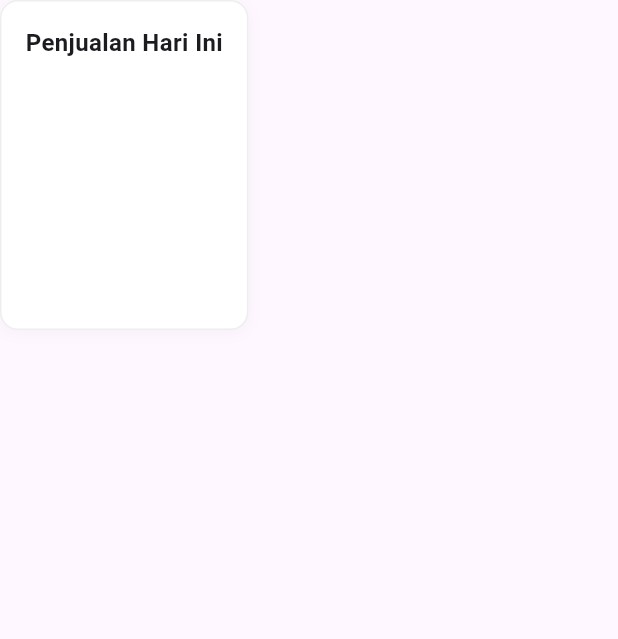
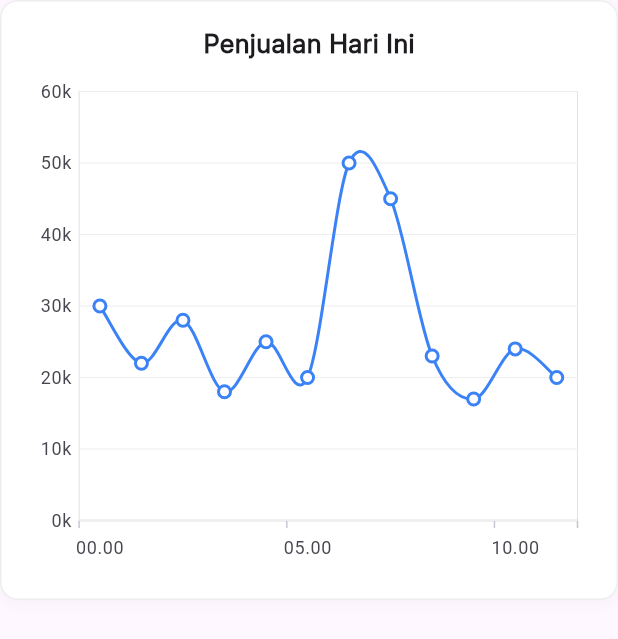
Before and after one commit to Meko-App/meko-poin, a Flutter app: the CardPenjualan widget shown alone on an empty page, opened directly, on a phone screen of 412 x 824 dp. Shown: the top 639 px of the screen. Run offline on Flutter 3.47's test engine with Material 3 defaults, Android fonts, the phone set to English and light mode, and no system bars; our stand-ins replace sqflite_common_ffi, syncfusion_flutter_charts; missing offline and left inert: window_manager; accounts and stored records are empty.

Commit message:
ui:dashboard card penjualan

```diff
--- a/lib/views/Dashboard/components/card/card_penjualan.dart
+++ b/lib/views/Dashboard/components/card/card_penjualan.dart
@@ -1,13 +1,37 @@
 import 'package:flutter/material.dart';
+import 'package:syncfusion_flutter_charts/charts.dart';
+
+class SalesData {
+  final String time;
+  final double sales;
+  final double change;
+
+  SalesData(this.time, this.sales, this.change);
+}
 
 class CardPenjualan extends StatelessWidget {
   const CardPenjualan({super.key});
 
   @override
   Widget build(BuildContext context) {
+    final List<SalesData> chartData = [
+      SalesData("00.00", 30000, 0),
+      SalesData("01.00", 22000, 0),
+      SalesData("02.00", 28000, 0),
+      SalesData("03.00", 18000, 0),
+      SalesData("04.00", 25000, 0),
+      SalesData("05.00", 20000, 0),
+      SalesData("06.00", 50000, 24), // Contoh dengan tooltip spesial
+      SalesData("07.00", 45000, 0),
+      SalesData("08.00", 23000, 0),
+      SalesData("09.00", 17000, 0),
+      SalesData("10.00", 24000, 0),
+      SalesData("11.00", 20000, 0),
+    ];
+
     return Container(
       padding: const EdgeInsets.all(16),
-      height: 220,
+      height: 400,
       decoration: BoxDecoration(
         color: Colors.white,
         borderRadius: BorderRadius.circular(12),
@@ -20,9 +44,115 @@ class CardPenjualan extends StatelessWidget {
           )
         ],
       ),
-      child: Text(
-        "Penjualan Hari Ini",
-        style: const TextStyle(fontSize: 16, fontWeight: FontWeight.bold),
+      child: Column(
+        crossAxisAlignment: CrossAxisAlignment.start,
+        children: [
+          const Center(
+            child: Text(
+              'Penjualan Hari Ini',
+              style: TextStyle(
+                fontWeight: FontWeight.w600,
+                fontSize: 17,
+                fontFamily: 'Inter',
+              ),
+            ),
+          ),
+          const SizedBox(height: 10),
+          Expanded(
+            child: SfCartesianChart(
+              tooltipBehavior: TooltipBehavior(
+                enable: true,
+                builder: (dynamic data, dynamic point, dynamic series,
+                    int pointIndex, int seriesIndex) {
+                  final SalesData sales = data;
+                  return Container(
+                    padding: const EdgeInsets.all(12),
+                    decoration: BoxDecoration(
+                      color: Colors.white,
+                      borderRadius: BorderRadius.circular(5),
+                      boxShadow: [
+                        BoxShadow(
+                          color: Colors.black.withOpacity(0.15),
+                          blurRadius: 10,
+                          offset: const Offset(0, 4),
+                        ),
+                      ],
+                    ),
+                    width: 160,
+                    child: Column(
+                      crossAxisAlignment: CrossAxisAlignment.start,
+                      mainAxisSize: MainAxisSize.min,
+                      children: [
+                        Text(
+                          "${sales.time}, Sales",
+                          style:
+                              const TextStyle(fontSize: 12, color: Colors.grey),
+                        ),
+                        const SizedBox(height: 6),
+                        Row(
+                          crossAxisAlignment: CrossAxisAlignment.center,
+                          children: [
+                            Expanded(
+                              child: Text(
+                                "Rp${sales.sales.toStringAsFixed(0).replaceAllMapped(RegExp(r'(\d{1,3})(?=(\d{3})+(?!\d))'), (m) => '${m[1]}.')}",
+                                style: const TextStyle(
+                                  fontSize: 15,
+                                  fontWeight: FontWeight.bold,
+                                  color: Colors.black87,
+                                ),
+                              ),
+                            ),
+                            if (sales.change != 0)
+                              Container(
+                                padding: const EdgeInsets.symmetric(
+                                    horizontal: 6, vertical: 3),
+                                decoration: BoxDecoration(
+                                  color: sales.change > 0
+                                      ? Colors.green[50]
+                                      : Colors.red[50],
+                                  borderRadius: BorderRadius.circular(20),
+                                ),
+                                child: Text(
+                                  "${sales.change > 0 ? '+' : ''}${sales.change.toStringAsFixed(0)}%",
+                                  style: TextStyle(
+                                    fontSize: 11,
+                                    color: sales.change > 0
+                                        ? Colors.green
+                                        : Colors.red,
+                                    fontWeight: FontWeight.bold,
+                                  ),
+                                ),
+                              ),
+                          ],
+                        ),
+                      ],
+                    ),
+                  );
+                },
+              ),
+              primaryXAxis: CategoryAxis(
+                majorGridLines: const MajorGridLines(width: 0),
+              ),
+              primaryYAxis: NumericAxis(
+                labelFormat: '{value}k',
+                axisLine: const AxisLine(width: 0),
+                majorTickLines: const MajorTickLines(size: 0),
+                majorGridLines: MajorGridLines(color: Colors.grey.shade200),
+              ),
+              series: <ChartSeries>[
+                SplineSeries<SalesData, String>(
+                  dataSource: chartData,
+                  xValueMapper: (SalesData data, _) => data.time,
+                  yValueMapper: (SalesData data, _) => data.sales / 1000,
+                  color: const Color(0xFF3B82F6),
+                  width: 2,
+                  markerSettings: const MarkerSettings(isVisible: true),
+                  enableTooltip: true,
+                )
+              ],
+            ),
+          ),
+        ],
       ),
     );
   }
--- a/pubspec.yaml
+++ b/pubspec.yaml
@@ -34,8 +34,8 @@ dependencies:
   path: ^1.8.0
   crypto: ^3.0.3
   sqflite_common_ffi: ^2.3.0
-  intl: ^0.17.0
-  syncfusion_flutter_charts: ^20.4.48
+  intl: ^0.18.1
+  syncfusion_flutter_charts: ^22.2.12
   window_manager: ^0.3.7
 
   # The following adds the Cupertino Icons font to your application.
```
Also changed, not shown: pubspec.lock.
